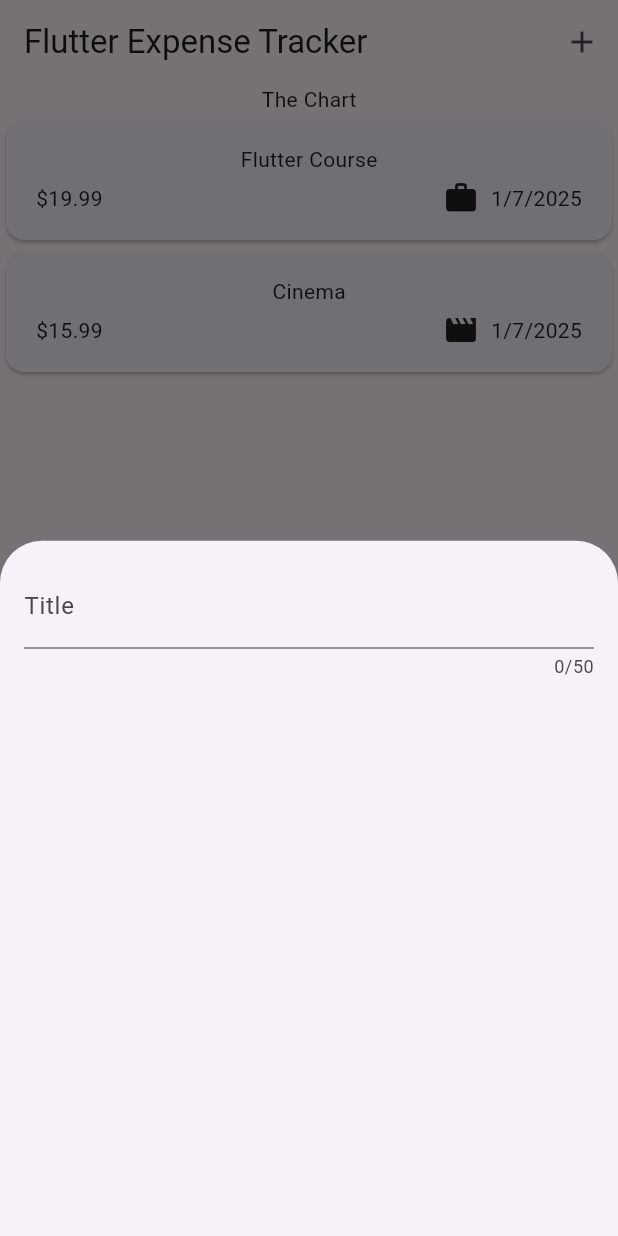
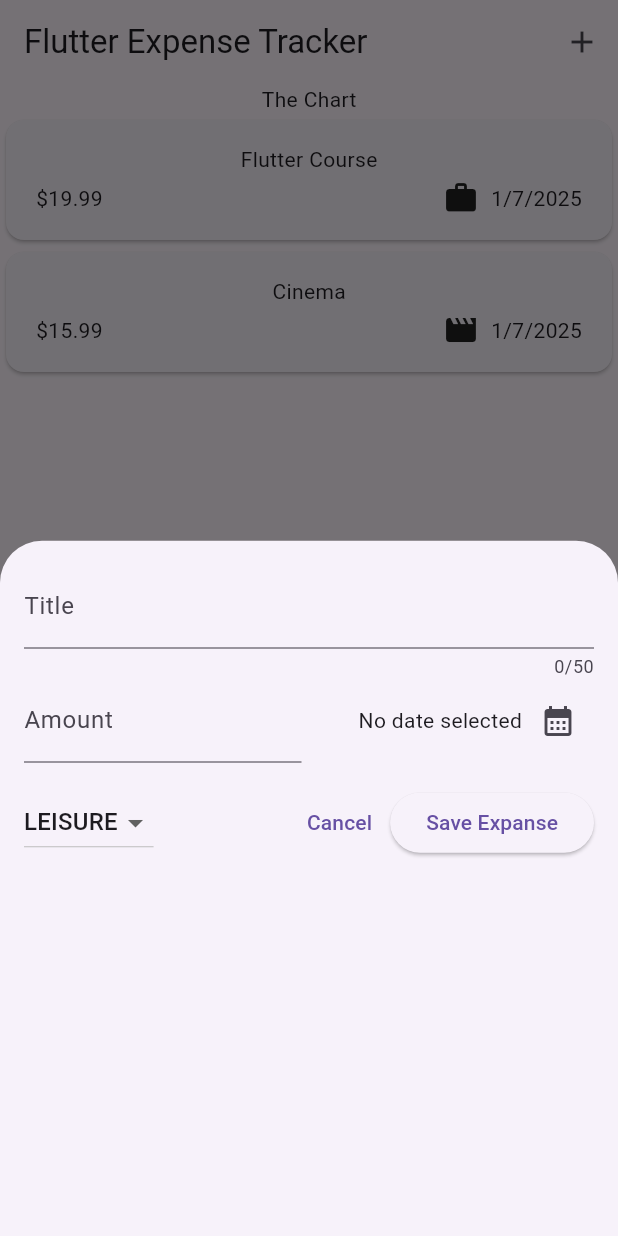
Before and after one commit to Sonam71371/expense_daily, a Flutter app: the screen it shows after launch, after a tap on the "add" icon, on a phone screen of 412 x 824 dp. Run offline on Flutter 3.47's test engine with Material 3 defaults, Android fonts, the light colour scheme and no system bars.

Commit message:
add dropdown button and their logic add elevated button with error dialos and show alert dialog for user input

```diff
--- a/lib/widgets/new_expense.dart
+++ b/lib/widgets/new_expense.dart
@@ -1,4 +1,6 @@
 import 'package:flutter/material.dart';
+
+import 'package:expense_daily/models/expense.dart';
 
 class NewExpense extends StatefulWidget {
   const NewExpense({super.key});
@@ -10,24 +12,162 @@ class NewExpense extends StatefulWidget {
 }
 
 class _NewExpenseState extends State<NewExpense> {
+  //For sinfgle value
+//   var _enteredTitle = '';
+
+// void _saveTitleInput(String inputValue) {
+//   _enteredTitle = inputValue;
+// }
+
+//For Drop down Button
+  Category _selectedCategory = Category.leisure;
+
+//for Date
+  DateTime? _selectedDate;
+  void _presentDatePicker() async {
+    final now = DateTime.now();
+    final firstDate = DateTime(now.year - 1, now.month, now.day);
+    // final lastDate = DateTime.now();
+    final pickedDate = await showDatePicker(
+      context: context,
+      /*intialDate: now,*/
+      firstDate: firstDate,
+      lastDate: now,
+    ); /*.then((value) {
+    },);*/
+    //this line only executed when value picked
+    setState(() {
+      _selectedDate = pickedDate;
+    });
+  }
+
+//Create controller Text Editing
+  final _titleController = TextEditingController();
+  final _amountController = TextEditingController();
+
+//For deleted Text Editing Controller
+  @override
+  void dispose() {
+    _titleController.dispose();
+    _amountController.dispose();
+    super.dispose();
+  }
+
+  //For validation
+  void _submitExpenseData() {
+    final enteredAmount = double.tryParse(_amountController.text); // tryparse('Hello) => null, trypass('1.12') => 1.12
+    final amountIsInvalid = enteredAmount == null || enteredAmount <= 0;
+
+    if (_titleController.text.trim().isEmpty ||
+    amountIsInvalid == true ||
+     _selectedDate == null) {
+      //show error message
+      showDialog(context: context, builder: (ctx) => AlertDialog(
+          title: const Text('Invalid Input'),
+          content: const Text('Please make sure a valid title, amount, date and category was enetered'),
+          actions: [
+            TextButton(onPressed: () {
+              Navigator.pop(ctx);
+            },
+            child: const Text('OK'),
+            ),
+          ],
+      ),
+      );
+      return;
+    }
+  }
 
   @override
   Widget build(BuildContext context) {
     return Padding(
       padding: const EdgeInsets.all(16),
       child: Column(
-        children: const [
+        children: [
           TextField(
+            //onChanged: _saveTitleInput,
+            controller: _titleController,
             maxLength: 50,
-            // keyboardType: TextInputType.text,
+            // keyboardType: TextInputType.number,
             decoration: InputDecoration(
               label: Text('Title'),
             ),
+          ),
+          Row(
+            children: [
+              Expanded(
+                child: TextField(
+                  //onChanged: _saveTitleInput,
+                  controller: _amountController,
+                  // maxLength: 50,
+                  keyboardType: TextInputType.number,
+                  decoration: InputDecoration(
+                    prefixText: '\$ ',
+                    label: Text('Amount'),
+                  ),
+                ),
+              ),
+              const SizedBox(
+                width: 10,
+              ),
+              Expanded(
+                child: Row(
+                  mainAxisAlignment: MainAxisAlignment.end,
+                  crossAxisAlignment: CrossAxisAlignment.center,
+                  children: [
+                    Text(
+                      _selectedDate == null
+                          ? 'No date selected'
+                          : formatter.format(_selectedDate!),
+                    ),
+                    IconButton(
+                      onPressed: _presentDatePicker,
+                      icon: const Icon(Icons.calendar_month),
+                    ),
+                  ],
+                ),
+              ),
+            ],
+          ),
+          const SizedBox(height: 16,),
+          Row(
+            children: [
+              DropdownButton(
+                value: _selectedCategory,
+                items: Category.values
+                    .map(
+                      (category) => DropdownMenuItem(
+                        value: category,
+                        child: Text(
+                          category.name.toUpperCase(),
+                        ),
+                      ),
+                    ).toList(),
+                onChanged: (value) {
+                  if (value == null) return;
+                  setState(() {
+                    _selectedCategory = value;
+                  });
+                },
+              ),
+              const Spacer(),
+              TextButton(
+                onPressed: () {
+                  print(_titleController.text);
+                  Navigator.pop(context);
+                },
+                child: const Text(
+                  'Cancel',
+                ),
+              ),
+              ElevatedButton(
+                onPressed: _submitExpenseData,
+                child: Text('Save Expanse'),
+              ),
+            ],
           ),
         ],
       ),
     );
   }
-
-
 }
```
